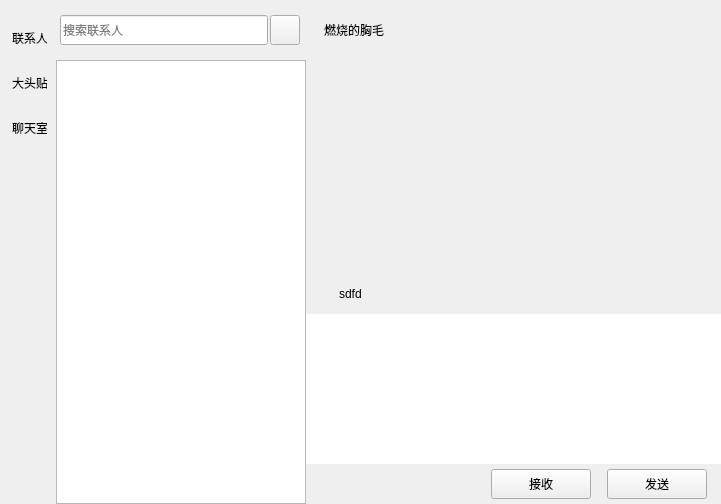
CNGoSeI/IMClient, file Resource/Skin/ChatWgt.ui: the form before one commit.
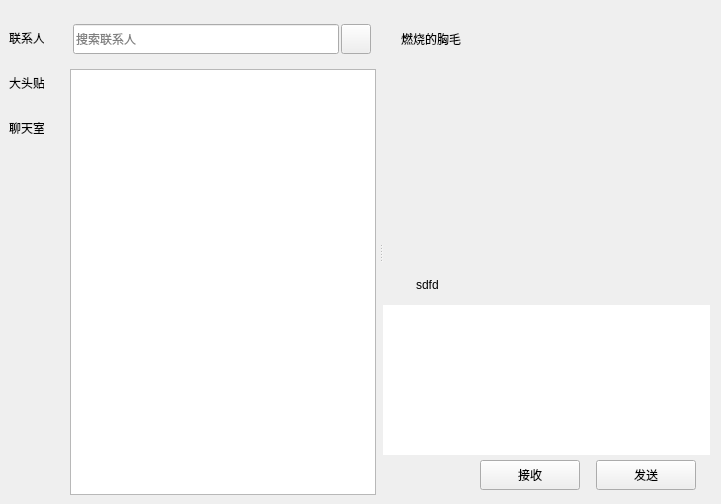
The form after the commit. Icons and pictures are not drawn. Custom widgets are drawn as their Qt base class.

```diff
--- a/Resource/Skin/ChatWgt.ui
+++ b/Resource/Skin/ChatWgt.ui
@@ -13,18 +13,21 @@
   <property name="windowTitle">
    <string>ChatUI</string>
   </property>
-  <layout class="QHBoxLayout" name="horizontalLayout">
+  <property name="windowOpacity">
+   <double>1.000000000000000</double>
+  </property>
+  <layout class="QHBoxLayout" name="horizontalLayout_6">
    <property name="spacing">
     <number>0</number>
    </property>
    <property name="leftMargin">
-    <number>0</number>
+    <number>4</number>
    </property>
    <property name="topMargin">
     <number>0</number>
    </property>
    <property name="rightMargin">
-    <number>0</number>
+    <number>2</number>
    </property>
    <property name="bottomMargin">
     <number>0</number>
@@ -32,7 +35,7 @@
    <item>
     <widget class="QWidget" name="side_bar" native="true">
      <property name="sizePolicy">
-      <sizepolicy hsizetype="Fixed" vsizetype="Expanding">
+      <sizepolicy hsizetype="Preferred" vsizetype="Expanding">
        <horstretch>0</horstretch>
        <verstretch>0</verstretch>
       </sizepolicy>
@@ -50,6 +53,12 @@
       </size>
      </property>
      <layout class="QVBoxLayout" name="verticalLayout_4">
+      <property name="leftMargin">
+       <number>2</number>
+      </property>
+      <property name="rightMargin">
+       <number>0</number>
+      </property>
       <item>
        <widget class="QWidget" name="widget_2" native="true">
         <property name="sizePolicy">
@@ -163,22 +172,47 @@
     </widget>
    </item>
    <item>
-    <widget class="QWidget" name="chat_user_wid" native="true">
+    <widget class="QFrame" name="frame">
+     <property name="frameShape">
+      <enum>QFrame::NoFrame</enum>
+     </property>
+     <property name="frameShadow">
+      <enum>QFrame::Sunken</enum>
+     </property>
+     <layout class="QHBoxLayout" name="horizontalLayout">
+      <item>
+       <widget class="QSplitter" name="splitter">
      <property name="sizePolicy">
-      <sizepolicy hsizetype="Preferred" vsizetype="Expanding">
+         <sizepolicy hsizetype="Preferred" vsizetype="Preferred">
        <horstretch>0</horstretch>
        <verstretch>0</verstretch>
       </sizepolicy>
      </property>
+        <property name="frameShape">
+         <enum>QFrame::NoFrame</enum>
+        </property>
+        <property name="frameShadow">
+         <enum>QFrame::Raised</enum>
+        </property>
+        <property name="orientation">
+         <enum>Qt::Horizontal</enum>
+        </property>
+        <widget class="QFrame" name="chat_user_wid">
+         <property name="sizePolicy">
+          <sizepolicy hsizetype="Expanding" vsizetype="Expanding">
+           <horstretch>1</horstretch>
+           <verstretch>0</verstretch>
+          </sizepolicy>
+         </property>
      <property name="minimumSize">
       <size>
-       <width>250</width>
+           <width>50</width>
        <height>0</height>
       </size>
      </property>
      <property name="maximumSize">
       <size>
-       <width>250</width>
+           <width>350</width>
        <height>16777215</height>
       </size>
      </property>
@@ -193,7 +227,7 @@
        <number>0</number>
       </property>
       <property name="rightMargin">
-       <number>0</number>
+           <number>2</number>
       </property>
       <property name="bottomMargin">
        <number>0</number>
@@ -201,7 +235,7 @@
       <item>
        <widget class="QWidget" name="search_wid" native="true">
         <property name="sizePolicy">
-         <sizepolicy hsizetype="Preferred" vsizetype="Preferred">
+             <sizepolicy hsizetype="Expanding" vsizetype="Preferred">
           <horstretch>0</horstretch>
           <verstretch>0</verstretch>
          </sizepolicy>
@@ -319,28 +353,50 @@
       </item>
       <item>
        <widget class="QStackedWidget" name="Stacke_List">
+            <property name="maximumSize">
+             <size>
+              <width>350</width>
+              <height>16777215</height>
+             </size>
+            </property>
         <property name="currentIndex">
          <number>0</number>
         </property>
         <widget class="QWidget" name="Wgt_UserLst">
-         <layout class="QVBoxLayout" name="verticalLayout_6">
+             <property name="layoutDirection">
+              <enum>Qt::RightToLeft</enum>
+             </property>
+             <layout class="QHBoxLayout" name="horizontalLayout_7">
           <property name="spacing">
            <number>0</number>
           </property>
           <property name="leftMargin">
-           <number>0</number>
+               <number>1</number>
           </property>
           <property name="topMargin">
            <number>0</number>
           </property>
           <property name="rightMargin">
-           <number>0</number>
+               <number>1</number>
           </property>
           <property name="bottomMargin">
            <number>0</number>
           </property>
           <item>
-           <widget class="QListWidget" name="List_ChatUser"/>
+               <widget class="QListWidget" name="List_ChatUser">
+                <property name="sizePolicy">
+                 <sizepolicy hsizetype="Preferred" vsizetype="Expanding">
+                  <horstretch>0</horstretch>
+                  <verstretch>0</verstretch>
+                 </sizepolicy>
+                </property>
+                <property name="layoutDirection">
+                 <enum>Qt::LeftToRight</enum>
+                </property>
+                <property name="resizeMode">
+                 <enum>QListView::Adjust</enum>
+                </property>
+               </widget>
           </item>
          </layout>
         </widget>
@@ -392,9 +448,13 @@
       </item>
      </layout>
     </widget>
-   </item>
-   <item>
-    <widget class="QWidget" name="chat_data_list" native="true">
+        <widget class="QFrame" name="chat_data_list">
+         <property name="sizePolicy">
+          <sizepolicy hsizetype="Preferred" vsizetype="Expanding">
+           <horstretch>1</horstretch>
+           <verstretch>0</verstretch>
+          </sizepolicy>
+         </property>
      <layout class="QVBoxLayout" name="verticalLayout_2">
       <property name="spacing">
        <number>0</number>
@@ -650,6 +710,10 @@
           </spacer>
          </item>
         </layout>
+           </widget>
+          </item>
+         </layout>
+        </widget>
        </widget>
       </item>
      </layout>
```
Lines whose indentation alone changed are shown as unchanged.
